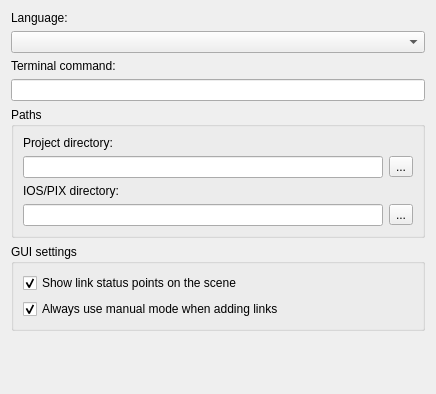
First picture: the form in src/GNS3/Ui/ConfigurationPages/Form_PreferencesGeneral.ui, repository GNS3/gns3-legacy, before the edit.
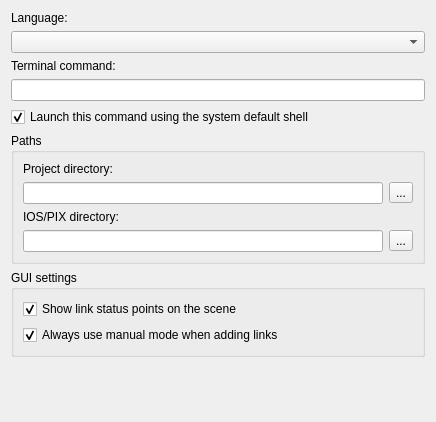
Second picture: the form after the edit.

Patch:
```diff
--- a/src/GNS3/Ui/ConfigurationPages/Form_PreferencesGeneral.ui
+++ b/src/GNS3/Ui/ConfigurationPages/Form_PreferencesGeneral.ui
@@ -6,7 +6,7 @@
     <x>0</x>
     <y>0</y>
     <width>432</width>
-    <height>394</height>
+    <height>422</height>
    </rect>
   </property>
   <property name="windowTitle" >
@@ -46,6 +46,16 @@
    <item>
     <widget class="QLineEdit" name="lineEditTermCommand" />
    </item>
+   <item>
+    <widget class="QCheckBox" name="checkBoxUseShell" >
+     <property name="text" >
+      <string>Launch this command using the system default shell</string>
+     </property>
+     <property name="checked" >
+      <bool>true</bool>
+     </property>
+    </widget>
+   </item>
    <item>
     <widget class="QGroupBox" name="groupBox_2" >
      <property name="title" >
@@ -132,7 +142,7 @@
      <property name="sizeHint" >
       <size>
        <width>414</width>
-       <height>20</height>
+       <height>16</height>
       </size>
      </property>
     </spacer>
```
